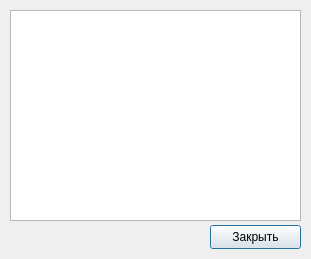
arcan1s/food_gui, file source/complete.ui: the form before one commit.
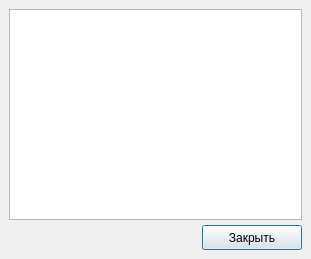
The form after the commit.

What changed in the file:
```diff
--- a/source/complete.ui
+++ b/source/complete.ui
@@ -10,28 +10,67 @@
     <height>259</height>
    </rect>
   </property>
+  <property name="minimumSize">
+   <size>
+    <width>311</width>
+    <height>259</height>
+   </size>
+  </property>
   <property name="windowTitle">
    <string>Подставить</string>
   </property>
   <widget class="QWidget" name="centralwidget">
+   <property name="minimumSize">
+    <size>
+     <width>311</width>
+     <height>259</height>
+    </size>
+   </property>
+   <layout class="QGridLayout" name="gridLayout">
+    <item row="0" column="0">
    <widget class="QListWidget" name="list">
-    <property name="geometry">
-     <rect>
-      <x>10</x>
-      <y>10</y>
+      <property name="minimumSize">
+       <size>
       <width>291</width>
       <height>211</height>
-     </rect>
-    </property>
-   </widget>
+       </size>
+      </property>
+     </widget>
+    </item>
+    <item row="1" column="0">
+     <layout class="QHBoxLayout" name="horizontalLayout">
+      <item>
+       <spacer name="horizontalSpacer">
+        <property name="orientation">
+         <enum>Qt::Horizontal</enum>
+        </property>
+        <property name="sizeHint" stdset="0">
+         <size>
+          <width>40</width>
+          <height>20</height>
+         </size>
+        </property>
+       </spacer>
+      </item>
+      <item>
    <widget class="QPushButton" name="exitbut">
-    <property name="geometry">
-     <rect>
-      <x>210</x>
-      <y>225</y>
-      <width>91</width>
-      <height>24</height>
-     </rect>
+        <property name="sizePolicy">
+         <sizepolicy hsizetype="Fixed" vsizetype="Fixed">
+          <horstretch>0</horstretch>
+          <verstretch>0</verstretch>
+         </sizepolicy>
+        </property>
+        <property name="minimumSize">
+         <size>
+          <width>100</width>
+          <height>25</height>
+         </size>
+        </property>
+        <property name="maximumSize">
+         <size>
+          <width>100</width>
+          <height>25</height>
+         </size>
     </property>
     <property name="text">
      <string>Закрыть</string>
@@ -40,6 +79,10 @@
      <bool>true</bool>
     </property>
    </widget>
+      </item>
+     </layout>
+    </item>
+   </layout>
   </widget>
  </widget>
  <resources/>
```
Left out of the diff: 19 changed lines with no effect on the pictures. Lines whose indentation alone changed are shown as unchanged.
